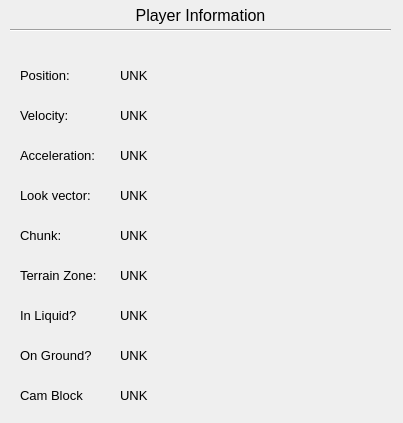
Qt form assignment_package/forms/playerinfo.ui (ngurnard/mini_minecraft) before a commit.
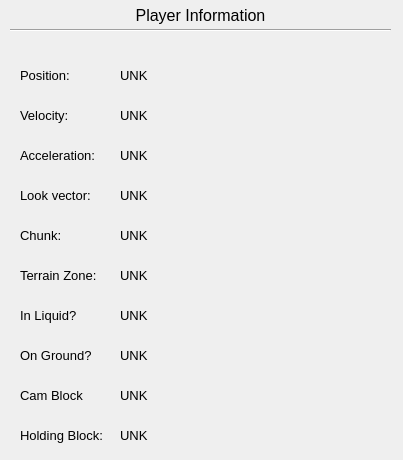
The same form after that commit.

What changed in the file:
```diff
--- a/assignment_package/forms/playerinfo.ui
+++ b/assignment_package/forms/playerinfo.ui
@@ -7,7 +7,7 @@
     <x>0</x>
     <y>0</y>
     <width>403</width>
-    <height>423</height>
+    <height>460</height>
    </rect>
   </property>
   <property name="windowTitle">
@@ -371,6 +371,42 @@
     <string>UNK</string>
    </property>
   </widget>
+  <widget class="QLabel" name="label_8">
+   <property name="geometry">
+    <rect>
+     <x>20</x>
+     <y>420</y>
+     <width>141</width>
+     <height>31</height>
+    </rect>
+   </property>
+   <property name="font">
+    <font>
+     <pointsize>10</pointsize>
+    </font>
+   </property>
+   <property name="text">
+    <string>Holding Block:</string>
+   </property>
+  </widget>
+  <widget class="QLabel" name="holdingLabel">
+   <property name="geometry">
+    <rect>
+     <x>120</x>
+     <y>420</y>
+     <width>271</width>
+     <height>31</height>
+    </rect>
+   </property>
+   <property name="font">
+    <font>
+     <pointsize>10</pointsize>
+    </font>
+   </property>
+   <property name="text">
+    <string>UNK</string>
+   </property>
+  </widget>
  </widget>
  <resources/>
  <connections/>
```
